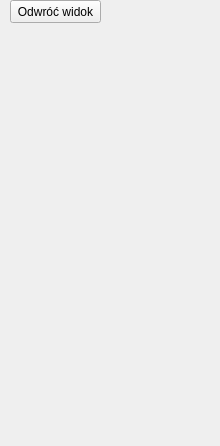
Qt form edycja_obrazow/okno_rgb.ui (hankav21/edytor_obrazow) before a commit.
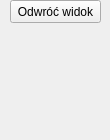
The same form after that commit.

The edit to the form file:
```diff
--- a/edycja_obrazow/okno_rgb.ui
+++ b/edycja_obrazow/okno_rgb.ui
@@ -6,10 +6,16 @@
    <rect>
     <x>0</x>
     <y>0</y>
-    <width>220</width>
-    <height>446</height>
+    <width>110</width>
+    <height>140</height>
    </rect>
   </property>
+  <property name="minimumSize">
+   <size>
+    <width>110</width>
+    <height>140</height>
+   </size>
+  </property>
   <property name="floating">
    <bool>true</bool>
   </property>
```
